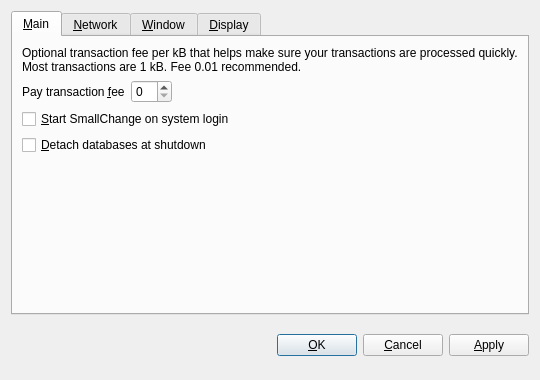
Old version of the form src/qt/forms/optionsdialog.ui in the repository piggiecoin/piggiecoin.
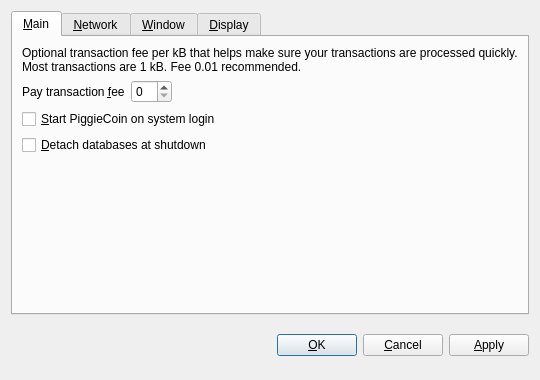
New version of the form. The open tabs and pages were chosen to show the change. Custom widgets are drawn as their Qt base class.

```diff
--- a/src/qt/forms/optionsdialog.ui
+++ b/src/qt/forms/optionsdialog.ui
@@ -82,7 +82,7 @@
           <string>Automatically start SmallChange after logging in to the system.</string>
          </property>
          <property name="text">
-          <string>&amp;Start SmallChange on system login</string>
+          <string>&amp;Start PiggieCoin on system login</string>
          </property>
         </widget>
        </item>
```
Left out of the diff: 10 changed lines with no effect on the pictures.
